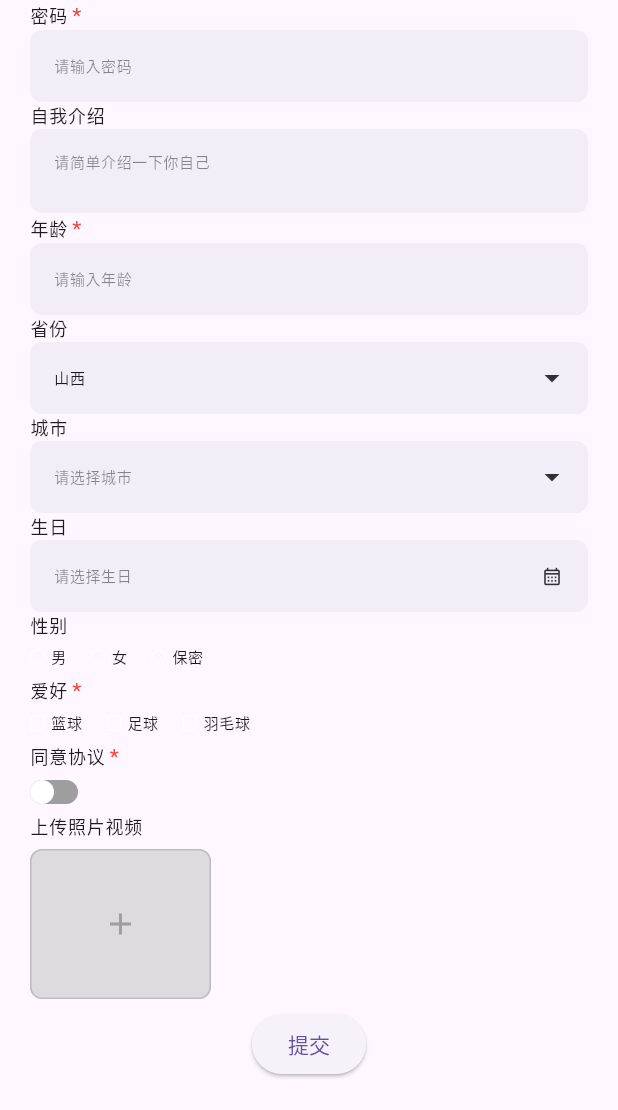
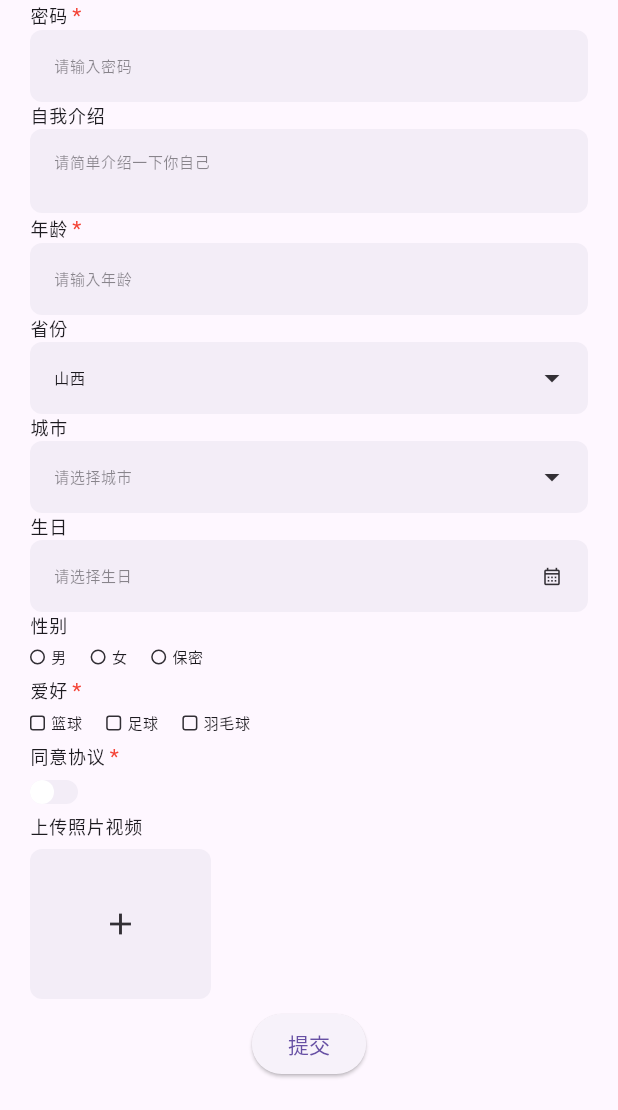
Before and after one commit to maxmeng93/flutter_json_gen_form, a Flutter app: the screen it shows after launch, scrolled down 215 dp, on a phone screen of 412 x 824 dp, the part 126-1236 px from its top. Run offline on Flutter 3.47's test engine with Material 3 defaults, Android fonts, the phone set to English and light mode, and no system bars; our stand-ins replace image_picker, photo_view; missing offline and left inert: fijkplayer, omni_datetime_picker.

Commit message:
修改颜色

```diff
--- /dev/null
+++ b/example/devtools_options.yaml
@@ -0,0 +1,3 @@
+description: This file stores settings for Dart & Flutter DevTools.
+documentation: https://docs.flutter.dev/tools/devtools/extensions#configure-extension-enablement-states
+extensions:
--- a/example/lib/main.dart
+++ b/example/lib/main.dart
@@ -11,7 +11,6 @@ class MainApp extends StatelessWidget {
   @override
   Widget build(BuildContext context) {
     return MaterialApp(
-      themeMode: ThemeMode.dark,
       theme: ThemeData(
         brightness: Brightness.light,
         // brightness: Brightness.dark,
--- a/lib/src/controls/checkbox_control.dart
+++ b/lib/src/controls/checkbox_control.dart
@@ -111,6 +111,7 @@ class _CheckboxControlState extends State<CheckboxControl> {
     dynamic val,
     FormFieldState state,
   ) {
+    ColorScheme colorScheme = Theme.of(context).colorScheme;
     TextTheme textTheme = Theme.of(context).textTheme;
     final value = state.value ?? [];
     bool isCheck = value.contains(val);
@@ -135,7 +136,7 @@ class _CheckboxControlState extends State<CheckboxControl> {
             height: 10,
             margin: const EdgeInsets.only(right: 4),
             decoration: BoxDecoration(
-              border: Border.all(color: Colors.white),
+              border: Border.all(color: colorScheme.inverseSurface),
               borderRadius: BorderRadius.circular(2),
             ),
             child: Visibility(
@@ -145,7 +146,7 @@ class _CheckboxControlState extends State<CheckboxControl> {
                   width: 5,
                   height: 5,
                   decoration: BoxDecoration(
-                    color: Colors.white,
+                    color: colorScheme.inverseSurface,
                     borderRadius: BorderRadius.circular(1),
                   ),
                 ),
--- a/lib/src/controls/media_control.dart
+++ b/lib/src/controls/media_control.dart
@@ -130,6 +130,8 @@ class _MediaControlState extends State<MediaControl> {
   }
 
   Widget _addMedia(FormFieldState state) {
+    ThemeData theme = Theme.of(context);
+    ColorScheme colorScheme = theme.colorScheme;
     MultimediaTypeEnum type = MultimediaTypeEnum.media;
     for (var item in MultimediaTypeEnum.values) {
       if (item.name == mediaType) {
@@ -166,11 +168,10 @@ class _MediaControlState extends State<MediaControl> {
       child: Container(
         height: 100,
         decoration: BoxDecoration(
-          color: Colors.black12,
-          border: Border.all(color: Colors.grey.withOpacity(0.5)),
+          color: colorScheme.surfaceContainer,
           borderRadius: BorderRadius.circular(8),
         ),
-        child: const Icon(Icons.add, color: Colors.grey),
+        child: Icon(Icons.add, color: colorScheme.inverseSurface),
       ),
     );
   }
--- a/lib/src/controls/radio_control.dart
+++ b/lib/src/controls/radio_control.dart
@@ -111,6 +111,7 @@ class _RadioControlState extends State<RadioControl> {
     dynamic val,
     FormFieldState state,
   ) {
+    ColorScheme colorScheme = Theme.of(context).colorScheme;
     TextTheme textTheme = Theme.of(context).textTheme;
     final value = state.value;
     bool isCheck = value != null && val == value;
@@ -129,7 +130,7 @@ class _RadioControlState extends State<RadioControl> {
             height: 10,
             margin: const EdgeInsets.only(right: 4),
             decoration: BoxDecoration(
-              border: Border.all(color: Colors.white),
+              border: Border.all(color: colorScheme.inverseSurface),
               borderRadius: BorderRadius.circular(10),
             ),
             child: Visibility(
@@ -139,7 +140,7 @@ class _RadioControlState extends State<RadioControl> {
                   width: 5,
                   height: 5,
                   decoration: BoxDecoration(
-                    color: Colors.white,
+                    color: colorScheme.inverseSurface,
                     borderRadius: BorderRadius.circular(2.5),
                   ),
                 ),
--- a/lib/src/controls/switch_control.dart
+++ b/lib/src/controls/switch_control.dart
@@ -73,7 +73,9 @@ class _SwitchControlState extends State<SwitchControl> {
   }
 
   Widget _switch(BuildContext context, FormFieldState state) {
-    Color primaryColor = Theme.of(context).colorScheme.primary;
+    ColorScheme colorScheme = Theme.of(context).colorScheme;
+    Color surfaceContainer = colorScheme.surfaceContainer;
+    Color primaryColor = colorScheme.primary;
     bool isCheck = state.value;
 
     return GestureDetector(
@@ -91,8 +93,8 @@ class _SwitchControlState extends State<SwitchControl> {
               width: 32,
               height: 16,
               decoration: BoxDecoration(
-                color: isCheck ? primaryColor : Colors.grey,
-                border: Border.all(color: isCheck ? primaryColor : Colors.grey),
+                color: isCheck ? primaryColor : surfaceContainer,
+                border: Border.all(color: isCheck ? primaryColor : surfaceContainer),
                 borderRadius: BorderRadius.circular(10),
               ),
             ),
--- a/pubspec.yaml
+++ b/pubspec.yaml
@@ -1,6 +1,6 @@
 name: json_gen_form
 description: "json to form generator for flutter."
-version: 0.0.1
+version: 0.1.0
 repository: "https://github.com/maxmeng93/flutter_json_gen_form"
 
 environment:
```
Also changed, not shown: lib/src/widgets/cascade_picker.dart (+14 -10 lines), lib/src/widgets/media_picker.dart (+8 -3 lines), lib/src/widgets/single_picker.dart (+11 -8 lines), example/pubspec.lock, 3 other files.
